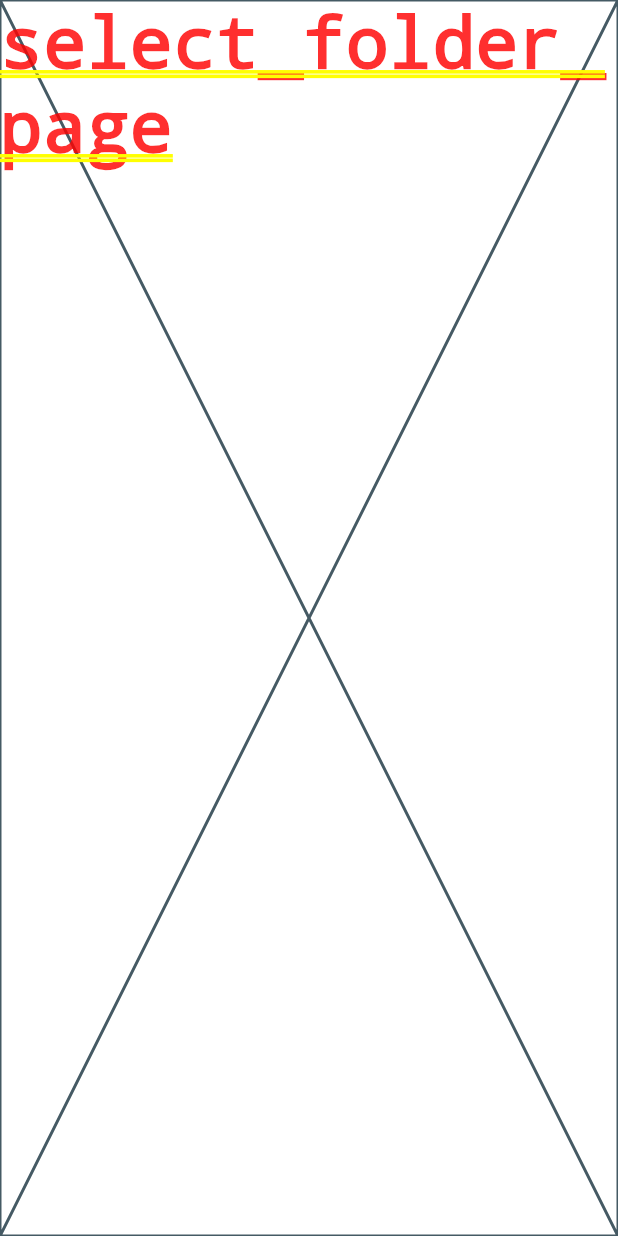
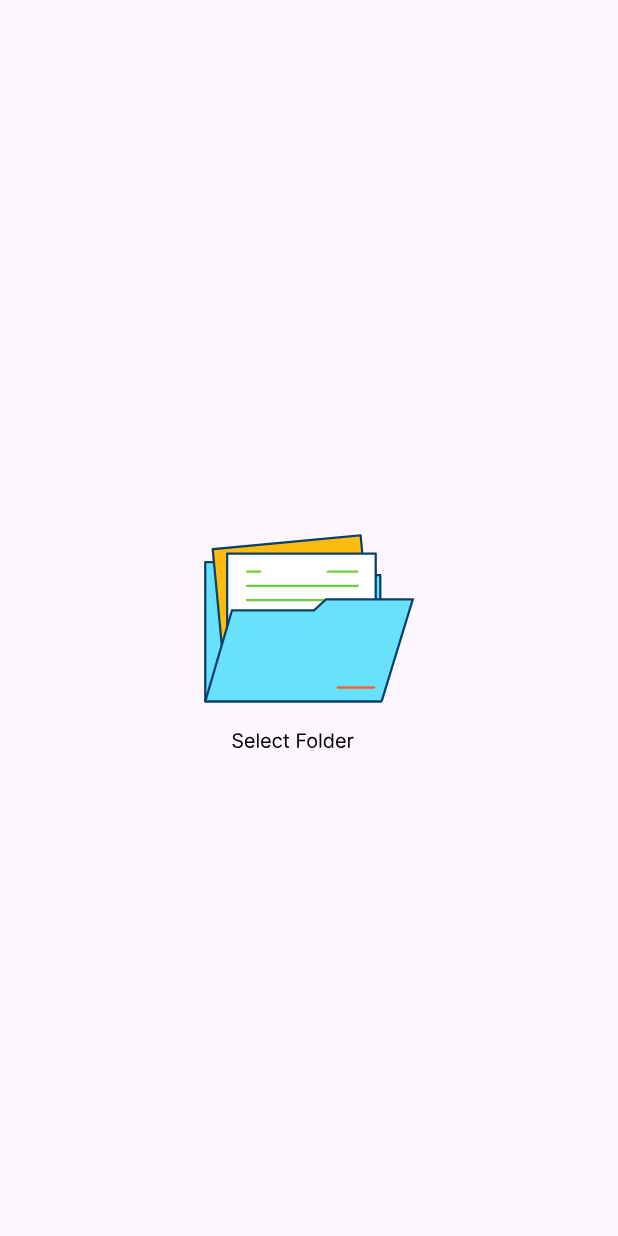
Before and after one commit to emircihangir/batch-renamer-2.0, a Flutter app: the screen it shows after launch, on a phone screen of 412 x 824 dp. Run offline on Flutter 3.47's test engine with Material 3 defaults, Android fonts, the phone set to English and light mode, and no system bars; our stand-ins replace flutter_svg.

Commit message:
Added the select folder button

```diff
--- a/lib/select_folder_page.dart
+++ b/lib/select_folder_page.dart
@@ -1,12 +1,24 @@
 import 'package:flutter/material.dart';
+import 'package:flutter_svg/svg.dart';
 
 class SelectFolderPage extends StatelessWidget {
   const SelectFolderPage({super.key});
 
   @override
   Widget build(BuildContext context) {
-    return const Placeholder(
-      child: Text("select_folder_page"),
+    return Scaffold(
+      body: Center(
+        child: SizedBox(
+          width: MediaQuery.of(context).size.width * 0.5,
+          height: MediaQuery.of(context).size.height * 0.5,
+          child: InkWell(
+            onTap: () {},
+            child: SvgPicture.asset(
+              "assets/select_folder_illustration.svg",
+            ),
+          ),
+        ),
+      ),
     );
   }
 }
```
